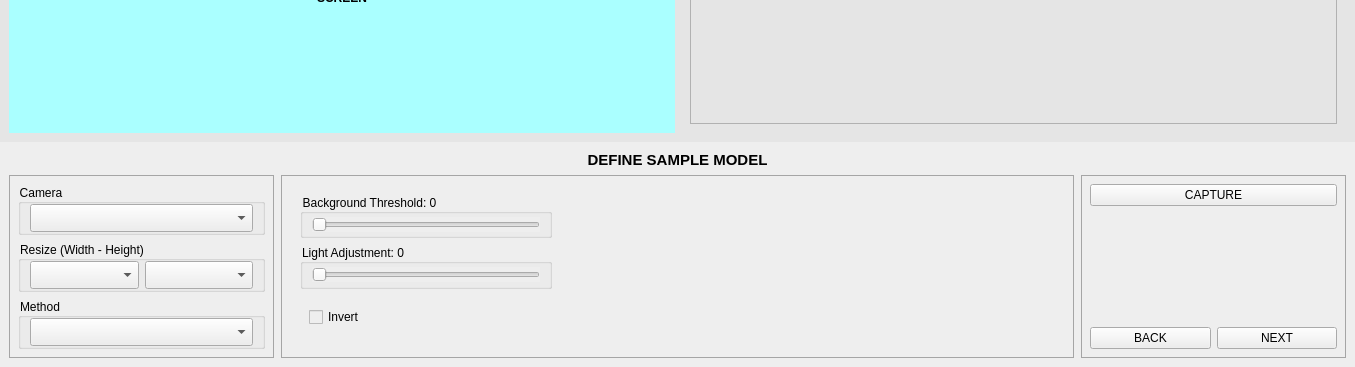
This is views/detection_config_screen.ui in Shockmstr/FQCS_DesktopApp as Qt 5 draws it before an edit; both pictures show x 0 to 1355 and y 425 to 792 of the 1355 by 792 pixel window. The edited form follows.
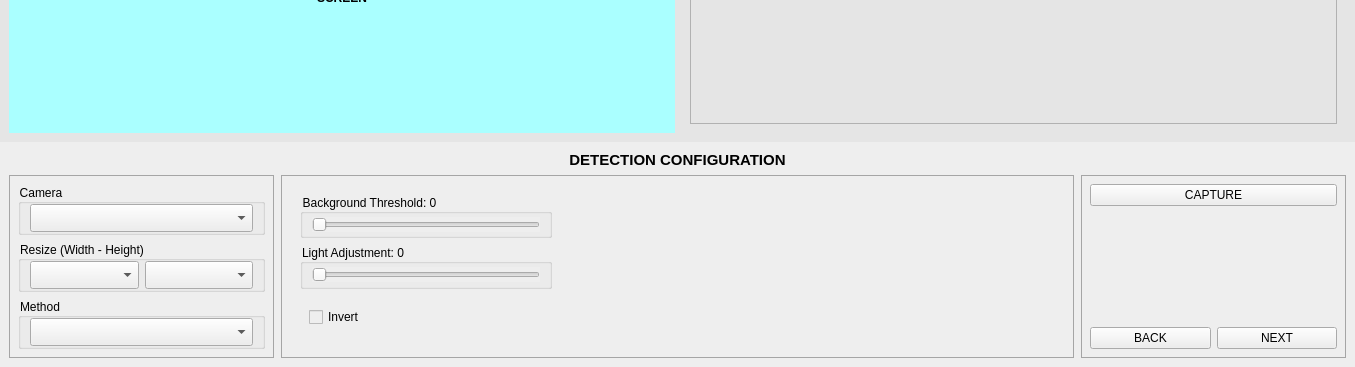
This is the edited form.

```diff
--- a/views/detection_config_screen.ui
+++ b/views/detection_config_screen.ui
@@ -195,7 +195,7 @@
 font-weight:bold;</string>
         </property>
         <property name="text">
-         <string>DEFINE SAMPLE MODEL</string>
+         <string>DETECTION CONFIGURATION</string>
         </property>
         <property name="alignment">
          <set>Qt::AlignCenter</set>
```
Left out of the diff: 4 changed lines with no effect on the pictures.
